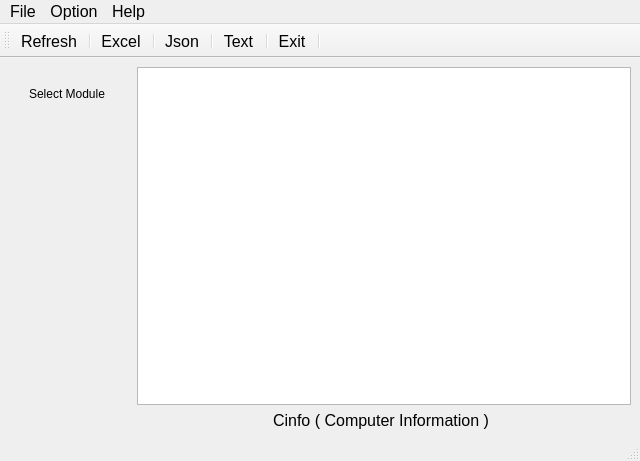
First picture: the form in ui/MainUi.ui, repository chavarera/Cinfo, before the edit.
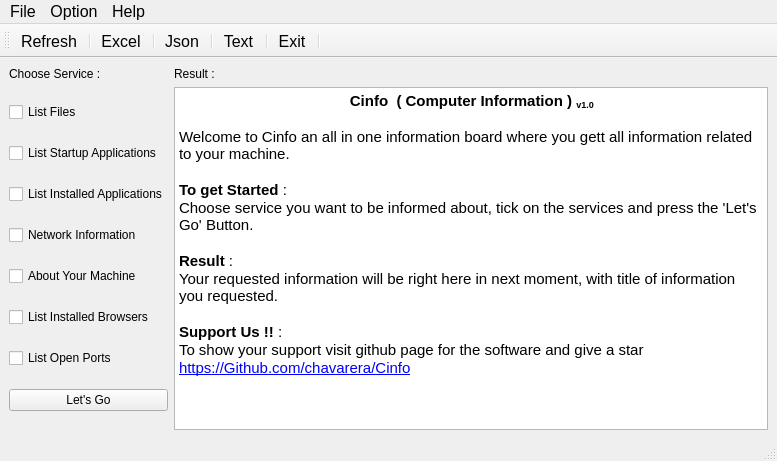
Second picture: the form after the edit. Icons and pictures are not drawn.

Commit message: Added UI for linux version and binded function to show machine info....more Coming <3

The edit to the form file:
```diff
--- a/ui/MainUi.ui
+++ b/ui/MainUi.ui
@@ -6,7 +6,7 @@
    <rect>
     <x>0</x>
     <y>0</y>
-    <width>640</width>
+    <width>777</width>
     <height>461</height>
    </rect>
   </property>
@@ -25,84 +25,103 @@
   </property>
   <widget class="QWidget" name="centralwidget">
    <layout class="QGridLayout" name="gridLayout">
-    <item row="0" column="0">
-     <layout class="QVBoxLayout" name="Modules_verticalLayout">
-      <property name="spacing">
-       <number>1</number>
-      </property>
-      <property name="sizeConstraint">
-       <enum>QLayout::SetDefaultConstraint</enum>
-      </property>
-      <property name="leftMargin">
-       <number>20</number>
-      </property>
-      <property name="topMargin">
-       <number>20</number>
-      </property>
-      <property name="rightMargin">
-       <number>20</number>
-      </property>
-      <property name="bottomMargin">
-       <number>20</number>
-      </property>
+    <item row="1" column="1">
+     <layout class="QVBoxLayout" name="verticalLayout_2">
       <item>
-       <widget class="QLabel" name="label">
-        <property name="enabled">
-         <bool>true</bool>
+       <widget class="QCheckBox" name="checkBox_2">
+        <property name="text">
+         <string>List Files</string>
         </property>
-        <property name="minimumSize">
-         <size>
-          <width>70</width>
-          <height>0</height>
-         </size>
+       </widget>
+      </item>
+      <item>
+       <widget class="QCheckBox" name="checkBox_3">
+        <property name="text">
+         <string>List Startup Applications</string>
         </property>
-        <property name="layoutDirection">
-         <enum>Qt::RightToLeft</enum>
+       </widget>
+      </item>
+      <item>
+       <widget class="QCheckBox" name="checkBox_4">
+        <property name="text">
+         <string>List Installed Applications</string>
         </property>
-        <property name="autoFillBackground">
-         <bool>false</bool>
+       </widget>
+      </item>
+      <item>
+       <widget class="QCheckBox" name="checkBox_5">
+        <property name="text">
+         <string>Network Information</string>
         </property>
-        <property name="lineWidth">
-         <number>1</number>
+       </widget>
+      </item>
+      <item>
+       <widget class="QCheckBox" name="checkBox_7">
+        <property name="text">
+         <string>About Your Machine</string>
         </property>
+       </widget>
+      </item>
+      <item>
+       <widget class="QCheckBox" name="checkBox_6">
         <property name="text">
-         <string>Select Module</string>
+         <string>List Installed Browsers</string>
         </property>
-        <property name="textFormat">
-         <enum>Qt::RichText</enum>
+       </widget>
+      </item>
+      <item>
+       <widget class="QCheckBox" name="checkBox">
+        <property name="text">
+         <string>List Open Ports</string>
         </property>
-        <property name="alignment">
-         <set>Qt::AlignLeading|Qt::AlignLeft|Qt::AlignTop</set>
+       </widget>
+      </item>
+      <item>
+       <widget class="QPushButton" name="pushButton">
+        <property name="text">
+         <string>Let's Go</string>
         </property>
        </widget>
       </item>
      </layout>
     </item>
-    <item row="1" column="1" colspan="2">
+    <item row="0" column="1">
+     <widget class="QLabel" name="label">
+      <property name="text">
+       <string>Choose Service :</string>
+      </property>
+     </widget>
+    </item>
+    <item row="1" column="4">
+     <widget class="QTextBrowser" name="textBrowser">
+      <property name="html">
+       <string>&lt;!DOCTYPE HTML PUBLIC &quot;-//W3C//DTD HTML 4.0//EN&quot; &quot;http://www.w3.org/TR/REC-html40/strict.dtd&quot;&gt;
+&lt;html&gt;&lt;head&gt;&lt;meta name=&quot;qrichtext&quot; content=&quot;1&quot; /&gt;&lt;style type=&quot;text/css&quot;&gt;
+p, li { white-space: pre-wrap; }
+&lt;/style&gt;&lt;/head&gt;&lt;body style=&quot; font-family:'Cantarell'; font-size:11pt; font-weight:400; font-style:normal;&quot;&gt;
+&lt;p align=&quot;center&quot; style=&quot; margin-top:0px; margin-bottom:0px; margin-left:0px; margin-right:0px; -qt-block-indent:0; text-indent:0px;&quot;&gt; &lt;span style=&quot; font-weight:600;&quot;&gt;Cinfo  ( Computer Information ) &lt;/span&gt;&lt;span style=&quot; font-weight:600; vertical-align:sub;&quot;&gt;v1.0 &lt;/span&gt;&lt;/p&gt;
+&lt;p style=&quot;-qt-paragraph-type:empty; margin-top:0px; margin-bottom:0px; margin-left:0px; margin-right:0px; -qt-block-indent:0; text-indent:0px;&quot;&gt;&lt;br /&gt;&lt;/p&gt;
+&lt;p style=&quot; margin-top:0px; margin-bottom:0px; margin-left:0px; margin-right:0px; -qt-block-indent:0; text-indent:0px;&quot;&gt;Welcome to Cinfo an all in one information board where you gett all information related to your machine.&lt;/p&gt;
+&lt;p style=&quot;-qt-paragraph-type:empty; margin-top:0px; margin-bottom:0px; margin-left:0px; margin-right:0px; -qt-block-indent:0; text-indent:0px;&quot;&gt;&lt;br /&gt;&lt;/p&gt;
+&lt;p style=&quot; margin-top:0px; margin-bottom:0px; margin-left:0px; margin-right:0px; -qt-block-indent:0; text-indent:0px;&quot;&gt;&lt;span style=&quot; font-weight:600;&quot;&gt;To get Started &lt;/span&gt;:&lt;/p&gt;
+&lt;p style=&quot; margin-top:0px; margin-bottom:0px; margin-left:0px; margin-right:0px; -qt-block-indent:0; text-indent:0px;&quot;&gt;Choose service you want to be informed about, tick on the services and press the 'Let's Go' Button.&lt;/p&gt;
+&lt;p style=&quot;-qt-paragraph-type:empty; margin-top:0px; margin-bottom:0px; margin-left:0px; margin-right:0px; -qt-block-indent:0; text-indent:0px;&quot;&gt;&lt;br /&gt;&lt;/p&gt;
+&lt;p style=&quot; margin-top:0px; margin-bottom:0px; margin-left:0px; margin-right:0px; -qt-block-indent:0; text-indent:0px;&quot;&gt;&lt;span style=&quot; font-weight:600;&quot;&gt;Result&lt;/span&gt; :&lt;/p&gt;
+&lt;p style=&quot; margin-top:0px; margin-bottom:0px; margin-left:0px; margin-right:0px; -qt-block-indent:0; text-indent:0px;&quot;&gt;Your requested information will be right here in next moment, with title of information you requested.&lt;/p&gt;
+&lt;p style=&quot;-qt-paragraph-type:empty; margin-top:0px; margin-bottom:0px; margin-left:0px; margin-right:0px; -qt-block-indent:0; text-indent:0px;&quot;&gt;&lt;br /&gt;&lt;/p&gt;
+&lt;p style=&quot; margin-top:0px; margin-bottom:0px; margin-left:0px; margin-right:0px; -qt-block-indent:0; text-indent:0px;&quot;&gt;&lt;span style=&quot; font-weight:600;&quot;&gt;Support Us !!&lt;/span&gt; :&lt;/p&gt;
+&lt;p style=&quot; margin-top:0px; margin-bottom:0px; margin-left:0px; margin-right:0px; -qt-block-indent:0; text-indent:0px;&quot;&gt;To show your support visit github page for the software and give a star&lt;/p&gt;
+&lt;p style=&quot; margin-top:0px; margin-bottom:0px; margin-left:0px; margin-right:0px; -qt-block-indent:0; text-indent:0px;&quot;&gt;&lt;a href=&quot;https://Github.com/chavarera/Cinfo&quot;&gt;&lt;span style=&quot; text-decoration: underline; color:#0000ff;&quot;&gt;https://Github.com/chavarera/Cinfo&lt;/span&gt;&lt;/a&gt;&lt;/p&gt;&lt;/body&gt;&lt;/html&gt;</string>
+      </property>
+     </widget>
+    </item>
+    <item row="0" column="4">
      <widget class="QLabel" name="label_2">
-      <property name="font">
-       <font>
-        <pointsize>12</pointsize>
-       </font>
-      </property>
       <property name="text">
-       <string>Cinfo ( Computer Information )</string>
-      </property>
-      <property name="textFormat">
-       <enum>Qt::PlainText</enum>
-      </property>
-      <property name="alignment">
-       <set>Qt::AlignCenter</set>
+       <string>Result :</string>
       </property>
      </widget>
     </item>
-    <item row="0" column="2">
-     <layout class="QHBoxLayout" name="horizontalLayout">
-      <item>
-       <widget class="QTableWidget" name="result_tableWidget"/>
-      </item>
-     </layout>
-    </item>
    </layout>
   </widget>
   <widget class="QMenuBar" name="menubar">
@@ -110,8 +129,8 @@
     <rect>
      <x>0</x>
      <y>0</y>
-     <width>640</width>
-     <height>27</height>
+     <width>777</width>
+     <height>26</height>
     </rect>
    </property>
    <property name="font">
```
The commit also changes 10 other files.
